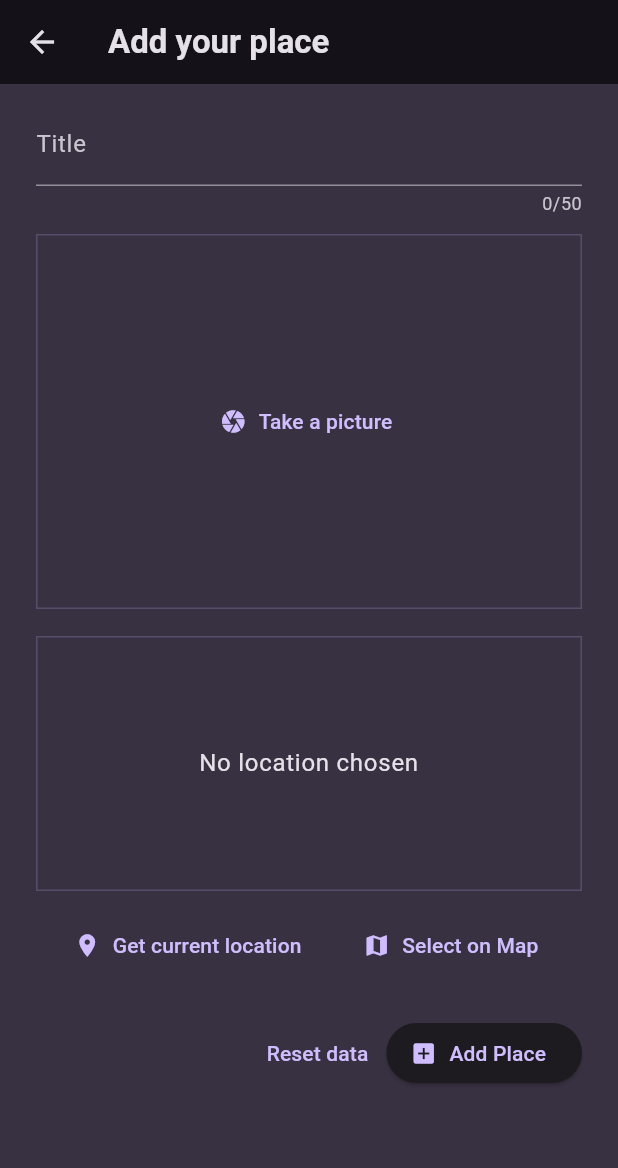
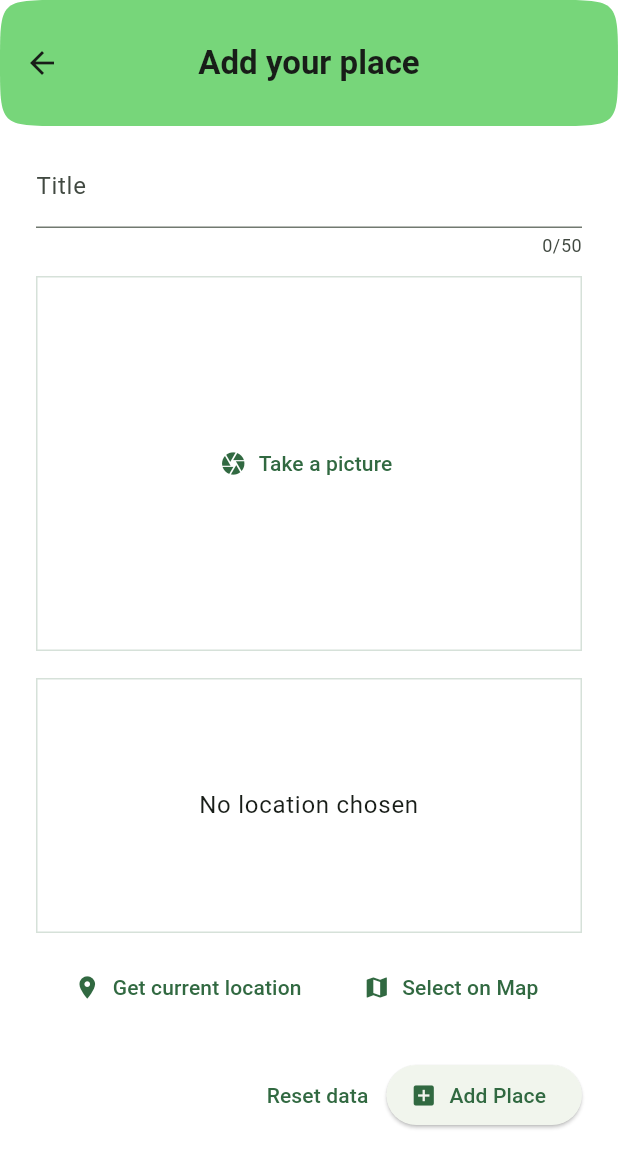
Before and after one commit to Lyubitshka/flutter_favorite_places_app, a Flutter app: the AddPlaceScreen screen opened directly, on a phone screen of 412 x 824 dp. Shown: the top 1168 px of the screen. Run offline on Flutter 3.47's test engine with Material 3 defaults, Android fonts, the phone set to English and light mode, and no system bars; our stand-ins replace flutter_riverpod, google_fonts, google_maps_flutter, image_picker, location, sqflite; accounts and stored records are empty.

Commit message:
pub update

```diff
--- a/lib/main.dart
+++ b/lib/main.dart
@@ -5,14 +5,21 @@ import 'package:google_fonts/google_fonts.dart';
 import 'package:fav_places_9_project/screens/places.dart';
 
 final colorScheme = ColorScheme.fromSeed(
-  brightness: Brightness.dark,
-  seedColor: const Color.fromARGB(255, 102, 6, 247),
-  background: const Color.fromARGB(255, 56, 49, 66),
+  brightness: Brightness.light,
+  seedColor: Color.fromARGB(255, 30, 123, 66),
+  background: Colors.white,
 );
 
 final theme = ThemeData().copyWith(
-  useMaterial3: true,
   scaffoldBackgroundColor: colorScheme.background,
+  appBarTheme: AppBarTheme(
+    color: Color.fromARGB(255, 119, 214, 122),
+    centerTitle: true,
+    shape: ContinuousRectangleBorder(
+      borderRadius: BorderRadius.circular(42),
+    ),
+    toolbarHeight: 84,
+  ),
   colorScheme: colorScheme,
   textTheme: GoogleFonts.ubuntuCondensedTextTheme().copyWith(
     titleSmall: GoogleFonts.ubuntuCondensed(
@@ -36,12 +43,12 @@ void main() {
 }
 
 class MyApp extends StatelessWidget {
-  const MyApp({Key? key}) : super(key: key);
+  const MyApp({super.key});
 
   @override
   Widget build(BuildContext context) {
     return MaterialApp(
-      title: 'Great Places',
+      title: 'My favourite places',
       theme: theme,
       home: const PlacesScreen(),
     );
--- a/lib/screens/places.dart
+++ b/lib/screens/places.dart
@@ -27,7 +27,7 @@ class _PlacesScreenState extends ConsumerState<PlacesScreen> {
     return Scaffold(
       appBar: AppBar(
         title: const Text(
-          'Your Places',
+          '🌍    My Favorite Places    🌍',
         ),
         actions: [
           IconButton(
--- a/lib/widgets/location_input.dart
+++ b/lib/widgets/location_input.dart
@@ -28,12 +28,12 @@ class _LocationInputState extends State<LocationInput> {
     }
     final lat = _pickedLocation!.latitude;
     final long = _pickedLocation!.longitude;
-    return 'https://maps.googleapis.com/maps/api/staticmap?center=$lat,$long=&zoom=13&size=600x300&maptype=roadmap&markers=color:red%7Clabel:A%7C$lat,$long&key=AIzaSyADFsA3UwD3_NatdgMvbB2ziKJ0oKvRgyU';
+    return 'https://maps.googleapis.com/maps/api/staticmap?center=$lat,$long=&zoom=13&size=600x300&maptype=roadmap&markers=color:red%7Clabel:A%7C$lat,$long&key=YOUR_API_KEY';
   }
 
   Future<void> _savePlace(double lat, double long) async {
     final url = Uri.parse(
-        'https://maps.googleapis.com/maps/api/geocode/json?latlng=$lat,$long&key=AIzaSyADFsA3UwD3_NatdgMvbB2ziKJ0oKvRgyU');
+        'https://maps.googleapis.com/maps/api/geocode/json?latlng=$lat,$long&key=YOUR_API_KEY');
 
     final response = await http.get(url);
     final resData = json.decode(response.body);
--- a/lib/widgets/places_list.dart
+++ b/lib/widgets/places_list.dart
@@ -12,8 +12,8 @@ class PlacesList extends StatelessWidget {
     if (places.isEmpty) {
       return Center(
           child: Text(
-        'No places added yet.',
-        style: Theme.of(context).textTheme.bodyLarge!.copyWith(
+        'No places added yet ...',
+        style: Theme.of(context).textTheme.titleLarge!.copyWith(
               color: Theme.of(context).colorScheme.onBackground,
             ),
       ));
```
